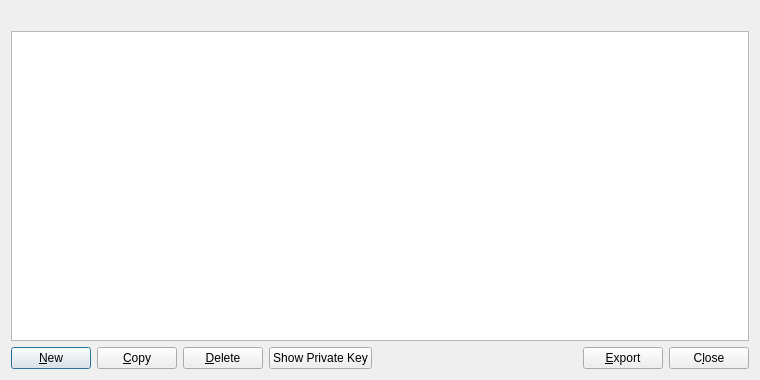
Old version of the form src/qt/forms/addressbookpage.ui in the repository Ankh-Trust/electrum-core.
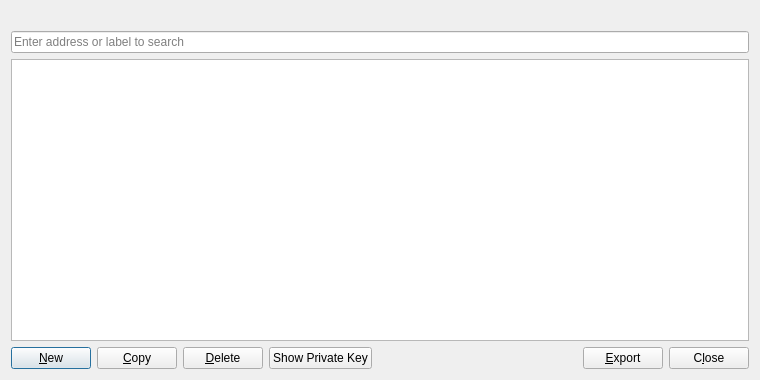
New version of the form. Icons and pictures are not drawn.

```diff
--- a/src/qt/forms/addressbookpage.ui
+++ b/src/qt/forms/addressbookpage.ui
@@ -10,9 +10,6 @@
     <height>380</height>
    </rect>
   </property>
-  <property name="styleSheet">
-   <string notr="true"/>
-  </property>
   <layout class="QVBoxLayout" name="verticalLayout">
    <item>
     <widget class="QLabel" name="labelExplanation">
@@ -24,6 +21,13 @@
      </property>
     </widget>
    </item>
+   <item>
+    <widget class="QLineEdit" name="searchLineEdit">
+     <property name="placeholderText">
+      <string>Enter address or label to search</string>
+     </property>
+    </widget>
+   </item>
    <item>
     <widget class="QTableView" name="tableView">
      <property name="contextMenuPolicy">
@@ -32,9 +36,6 @@
      <property name="toolTip">
       <string>Right-click to edit address or label</string>
      </property>
-     <property name="styleSheet">
-      <string notr="true"/>
-     </property>
      <property name="tabKeyNavigation">
       <bool>false</bool>
      </property>
```
Left out of the diff: 25 changed lines with no effect on the pictures.
